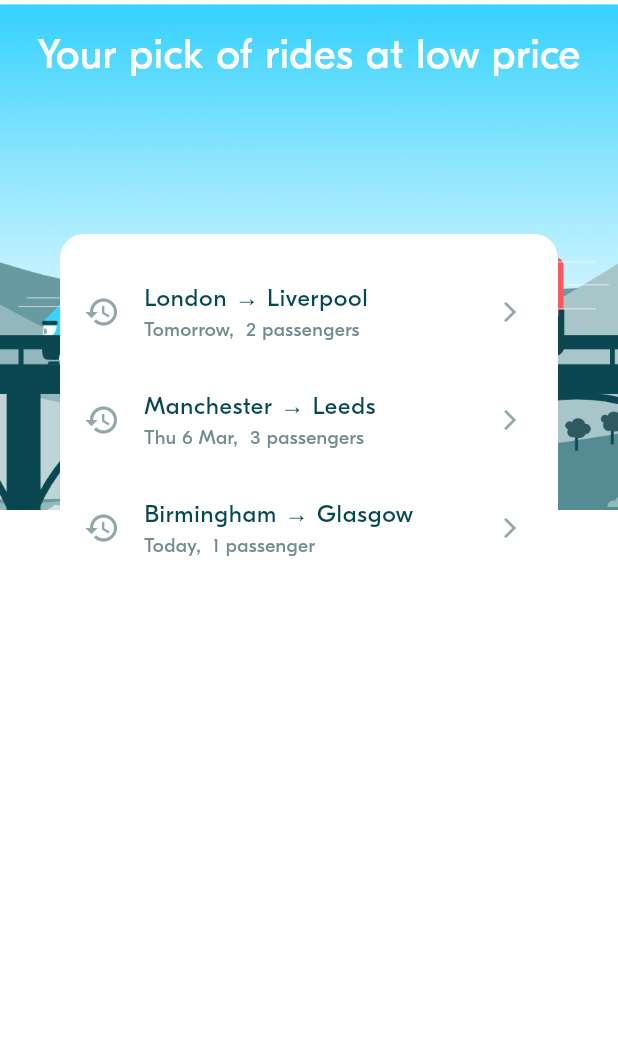
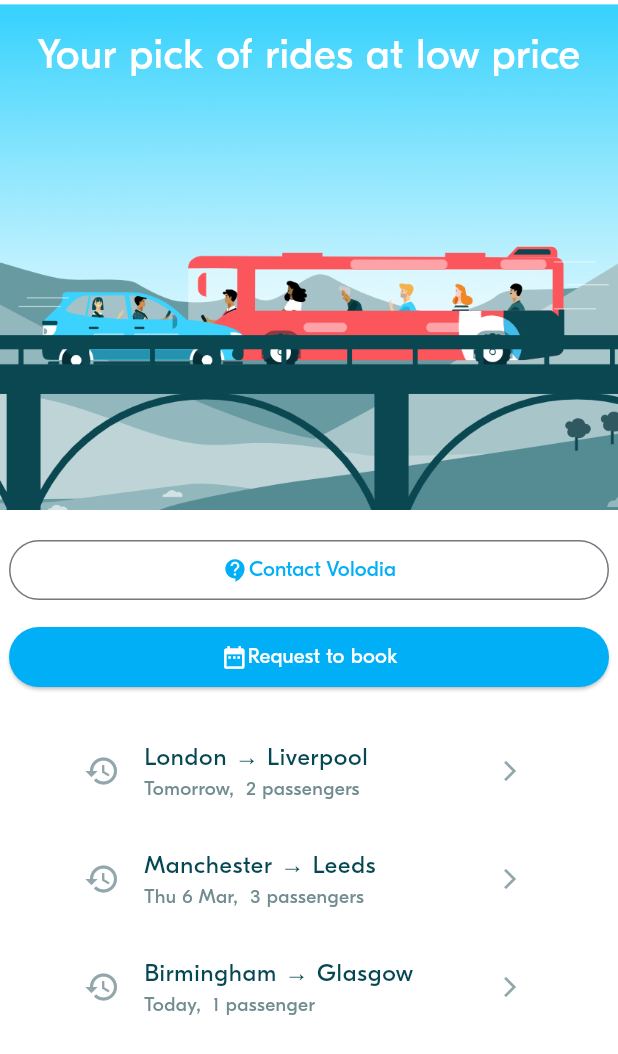
Before and after one commit to Tipdalin/BlaBlaCar, a Flutter app: the screen it shows after launch, on a phone screen of 412 x 824 dp. Shown: the top 1054 px of the screen. Run offline on Flutter 3.47's test engine with Material 3 defaults, Android fonts, the phone set to English and light mode, and no system bars; project files that could hold a hidden picture were left out.

Commit message:
BLA-003-Implement BlaButton

```diff
--- a/lib/screens/ride_pref/ride_pref_screen.dart
+++ b/lib/screens/ride_pref/ride_pref_screen.dart
@@ -1,11 +1,10 @@
 import 'package:flutter/material.dart';
-
 import '../../model/ride_pref/ride_pref.dart';
 import '../../service/ride_prefs_service.dart';
 import '../../theme/theme.dart';
-
 import 'widgets/ride_pref_form.dart';
 import 'widgets/ride_pref_history_tile.dart';
+import 'package:week_3_blabla_project/widgets/actions/bla_button.dart';
 
 const String blablaHomeImagePath = 'assets/images/blabla_home.png';
 
@@ -22,12 +21,8 @@ class RidePrefScreen extends StatefulWidget {
 }
 
 class _RidePrefScreenState extends State<RidePrefScreen> {
-
-
   onRidePrefSelected(RidePref ridePref) {
-
-   // 1 - Navigate to the rides screen (with a buttom to top animation)
-
+    // 1 - Navigate to the rides screen (with a buttom to top animation)
   }
 
   @override
@@ -45,7 +40,31 @@ class _RidePrefScreenState extends State<RidePrefScreen> {
               "Your pick of rides at low price",
               style: BlaTextStyles.heading.copyWith(color: Colors.white),
             ),
-            SizedBox(height: 100),
+            SizedBox(height: 300),
+
+            // 3 - BlaButtons
+            Column(
+              mainAxisAlignment: MainAxisAlignment.center,
+              children: [
+                BlaButton(
+                  type: BlaButtonType.secondary,
+                  icon: Icons.contact_support,
+                  text: "Contact Volodia",
+                  onPressed: () {
+                    // 1 - Navigate to the rides screen (with a buttom to top animation)
+                  },
+                ),
+                SizedBox(height: 10),
+                BlaButton(
+                  type: BlaButtonType.primary,
+                  icon: Icons.date_range,
+                  text: "Request to book",
+                  onPressed: () {
+                    // 1 - Navigate to the rides screen (with a buttom to top animation)
+                  },
+                ),
+              ],
+            ),
             Container(
               margin: EdgeInsets.symmetric(horizontal: BlaSpacings.xxl),
               decoration: BoxDecoration(
@@ -56,16 +75,11 @@ class _RidePrefScreenState extends State<RidePrefScreen> {
                 mainAxisAlignment: MainAxisAlignment.start,
                 crossAxisAlignment: CrossAxisAlignment.stretch,
                 children: [
-
-
-
                   // 2.1 Display the Form to input the ride preferences
-                  RidePrefForm(initRidePref: RidePrefService.currentRidePref,),
+                  RidePrefForm(
+                    initRidePref: RidePrefService.currentRidePref,
+                  ),
                   SizedBox(height: BlaSpacings.m),
-
-
-
-
 
                   // 2.2 Optionally display a list of past preferences
                   SizedBox(
@@ -76,7 +90,8 @@ class _RidePrefScreenState extends State<RidePrefScreen> {
                       itemCount: RidePrefService.ridePrefsHistory.length,
                       itemBuilder: (ctx, index) => RidePrefHistoryTile(
                         ridePref: RidePrefService.ridePrefsHistory[index],
-                        onPressed: () => onRidePrefSelected(RidePrefService.ridePrefsHistory[index]),
+                        onPressed: () => onRidePrefSelected(
+                            RidePrefService.ridePrefsHistory[index]),
                       ),
                     ),
                   ),
--- /dev/null
+++ b/lib/widgets/actions/bla_button.dart
@@ -0,0 +1,66 @@
+import 'package:flutter/material.dart';
+import 'package:week_3_blabla_project/theme/theme.dart';
+
+enum BlaButtonType { primary, secondary }
+
+class BlaButton extends StatelessWidget {
+  final BlaButtonType type;
+  final String text;
+  final VoidCallback onPressed;
+  final IconData? icon;
+
+  const BlaButton({
+    super.key,
+    required this.type,
+    required this.text,
+    required this.onPressed,
+    this.icon,
+  });
+  @override
+  Widget build(BuildContext context) {
+    if (type == BlaButtonType.primary) {
+      return SizedBox(
+        width: 400,
+        child: ElevatedButton(
+          onPressed: onPressed,
+          style: ElevatedButton.styleFrom(
+            backgroundColor: BlaColors.primary,
+            padding: EdgeInsets.symmetric(horizontal: 10, vertical: 10),
+            shape: RoundedRectangleBorder(
+              borderRadius: BorderRadius.circular(30),
+            ),
+          ),
+          child: Row(
+            mainAxisAlignment: MainAxisAlignment.center,
+            children: [
+              if (icon != null) Icon(icon, color: Colors.white),
+              Text(text, style: TextStyle(color: Colors.white)),
+            ],
+          ),
+        ),
+      );
+    } else if (type == BlaButtonType.secondary) {
+      return SizedBox(
+        width: 400,
+        child: OutlinedButton(
+          onPressed: onPressed,
+          style: OutlinedButton.styleFrom(
+            foregroundColor: BlaColors.primary,
+            padding: EdgeInsets.symmetric(horizontal: 20, vertical: 10),
+            shape: RoundedRectangleBorder(
+              borderRadius: BorderRadius.circular(30),
+            ),
+          ),
+          child: Row(
+            mainAxisAlignment: MainAxisAlignment.center,
+            children: [
+              if (icon != null) Icon(icon, color: BlaColors.primary),
+              Text(text, style: TextStyle(color: BlaColors.primary)),
+            ],
+          ),
+        ),
+      );
+    }
+    return Container();
+  }
+}
```
